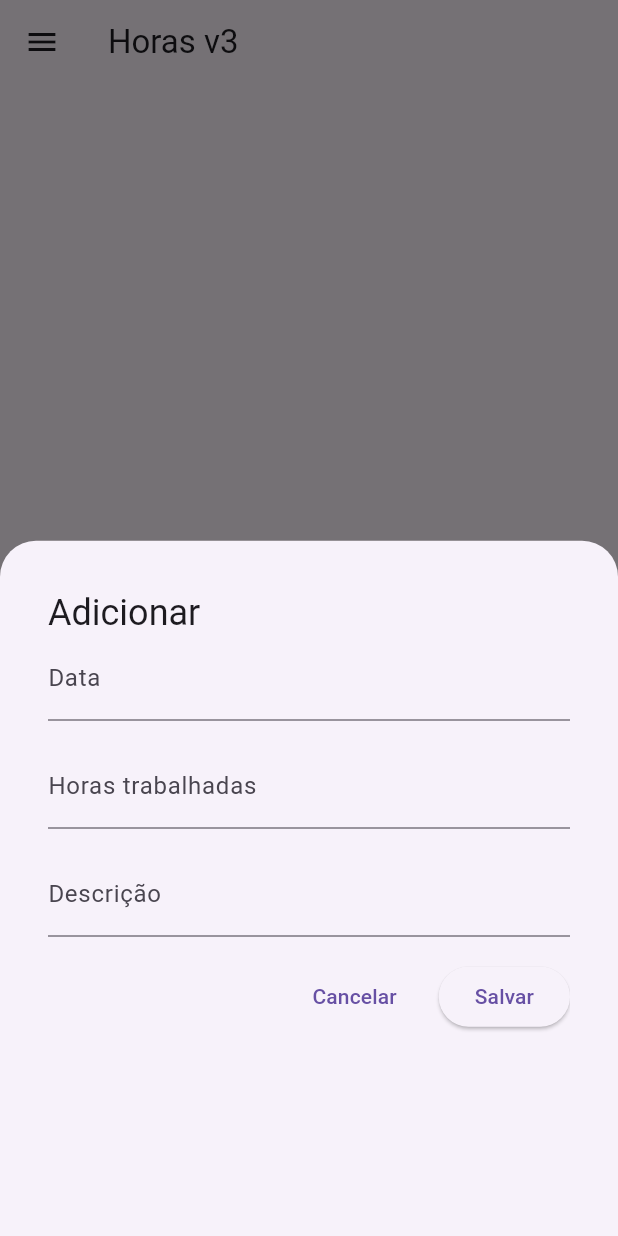
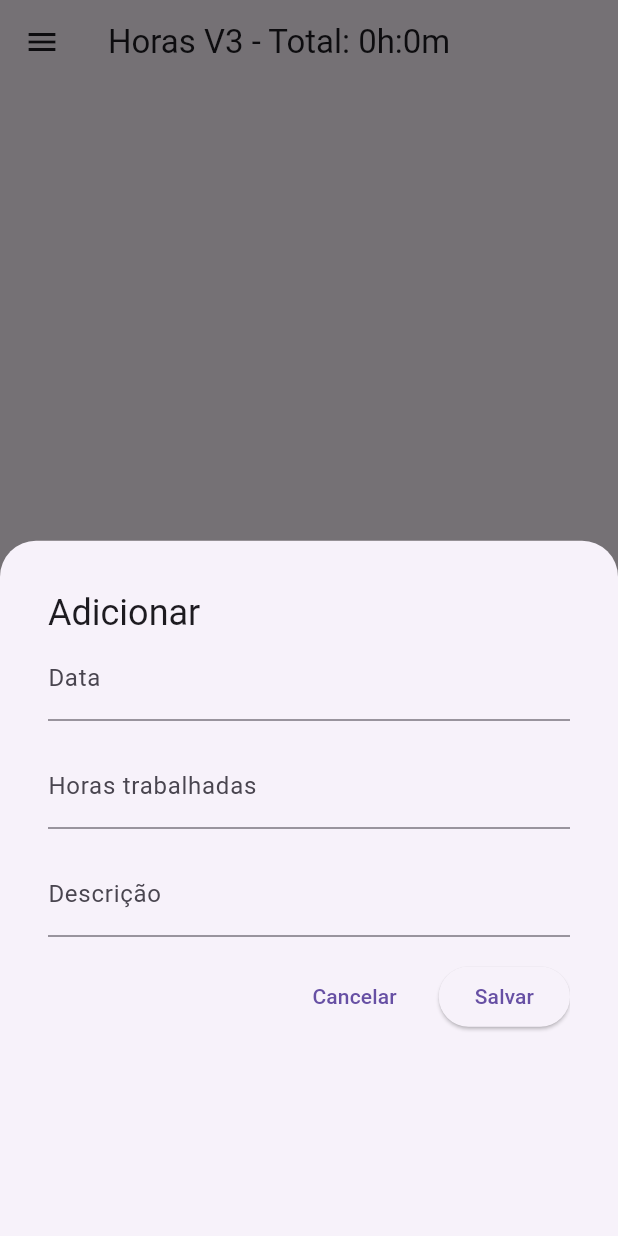
Before and after one commit to Mateus-Leandro/horas_v3, a Flutter app: the screen it shows once a user with an empty profile is signed in, after a tap on the "add" icon, on a phone screen of 412 x 824 dp. Run offline on Flutter 3.47's test engine with Material 3 defaults, Android fonts, the phone set to English and light mode, and no system bars; our stand-ins replace cloud_firestore, firebase_auth, firebase_core, firebase_messaging, google_sign_in, mask_text_input_formatter; accounts and stored records are empty.

Commit message:
Implementada exibição do total de horas registradas.

```diff
--- a/lib/screens/home_screen.dart
+++ b/lib/screens/home_screen.dart
@@ -11,6 +11,7 @@ import '../models/hour.dart';
 
 class HomeScreen extends StatefulWidget {
   final User user;
+  String titulo = 'Horas v3';
 
   HomeScreen({super.key, required this.user});
 
@@ -35,7 +36,7 @@ class _HomeScreenState extends State<HomeScreen> {
     return Scaffold(
       drawer: Menu(user: widget.user),
       appBar: AppBar(
-        title: Text('Horas v3'),
+        title: Text(widget.titulo),
       ),
       floatingActionButton: FloatingActionButton(
         onPressed: () {
@@ -207,15 +208,19 @@ class _HomeScreenState extends State<HomeScreen> {
   }
 
   void refresh() async {
-    // double total = 0;
+    double total = 0;
     List<Hour> temp = [];
     QuerySnapshot<Map<String, dynamic>> snapshot =
         await firestore.collection(widget.user.uid).get();
     for (var doc in snapshot.docs) {
       temp.add(Hour.fromMap(doc.data()));
+      total += doc.data()['minutos'];
     }
+    Duration horas = Duration(minutes: total.toInt());
     setState(() {
       listHours = temp;
+      widget.titulo =
+          'Horas V3 - Total: ${horas.inHours.toString()}h:${horas.inMinutes.remainder(60).toString()}m';
     });
   }
 }
```
